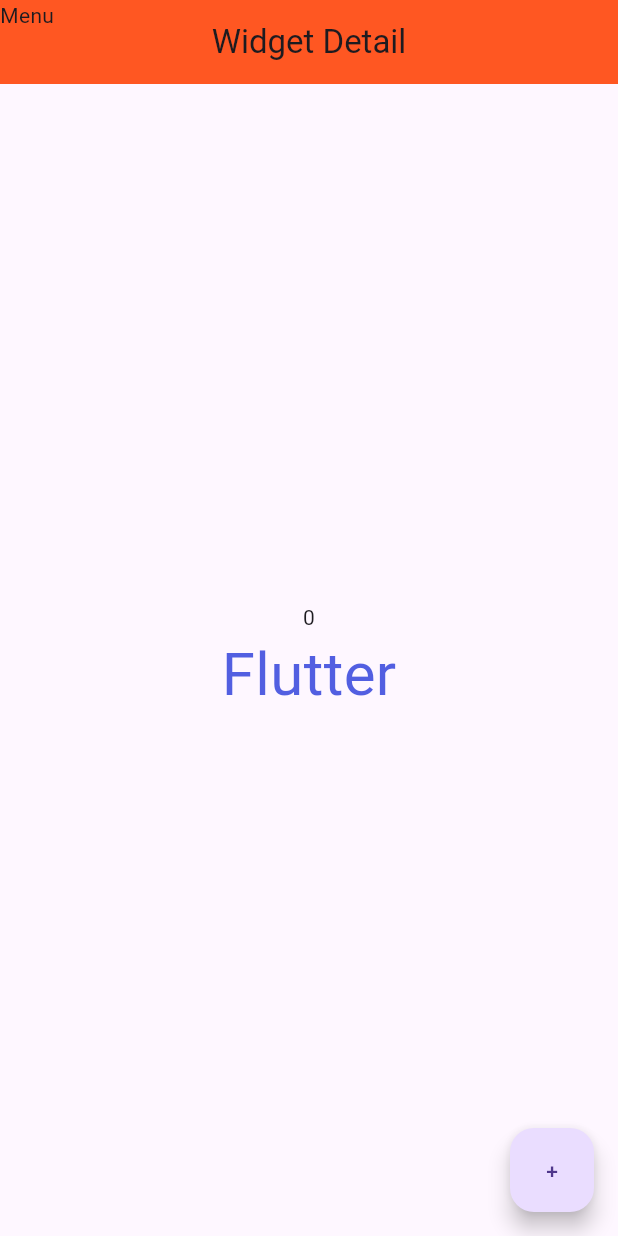
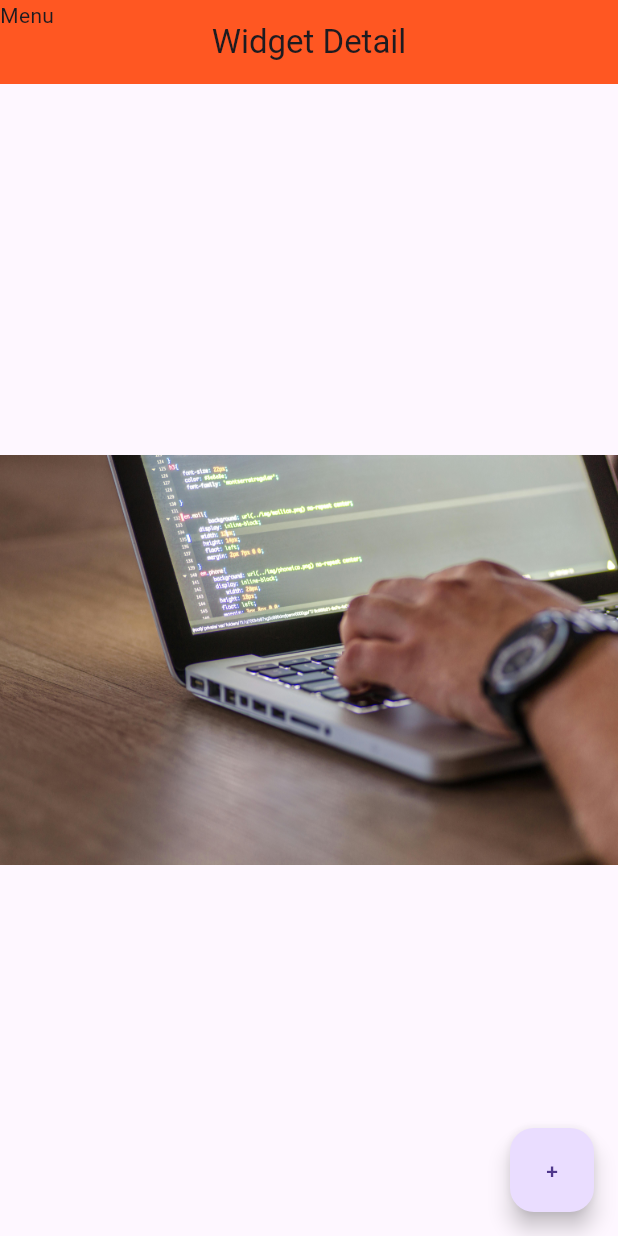
Before and after one commit to foreverxxxxxx/Flutter, a Flutter app: the screen it shows after launch, on a phone screen of 412 x 824 dp. Run offline on Flutter 3.47's test engine with Material 3 defaults, Android fonts, the phone set to English and light mode, and no system bars; our stand-ins replace google_fonts; Roboto replaces fonts that are missing (Acme).

Commit message:
Images added by downloading.

```diff
--- a/flutter_project/lib/main.dart
+++ b/flutter_project/lib/main.dart
@@ -1,7 +1,6 @@
 import 'package:flutter/material.dart';
-import 'package:flutter_project/constants/colors.dart';
+
 import 'package:google_fonts/google_fonts.dart';
-import 'package:hexcolor/hexcolor.dart';
 
 void main() {
   runApp(const WidgetDetail());
@@ -27,17 +26,9 @@ class _WidgetDetailState extends State<WidgetDetail> {
           backgroundColor: Colors.deepOrange,
           leading: const Text("Menu"),
         ),
-        body: Center(
-          child: Column(
-            mainAxisAlignment: MainAxisAlignment.center,
-            children: [
-              Text(value.toString()),
-              Text(
-                "Flutter",
-                style: GoogleFonts.acme(
-                    fontSize: 40, color: HexColor(primaryColor)),
-              ),
-            ],
+        body: const Center(
+          child: Image(
+            image: AssetImage("lib/assets/images/image-2.jpg"),
           ),
         ),
         floatingActionButton: FloatingActionButton(
--- a/flutter_project/pubspec.yaml
+++ b/flutter_project/pubspec.yaml
@@ -61,9 +61,9 @@ flutter:
   uses-material-design: true
 
   # To add assets to your application, add an assets section, like this:
-  # assets:
-  #   - images/a_dot_burr.jpeg
-  #   - images/a_dot_ham.jpeg
+  assets:
+    - lib/assets/images
+
 
   # An image asset can refer to one or more resolution-specific "variants", see
   # https://flutter.dev/to/resolution-aware-images
```
Also changed, not shown: flutter_project/lib/assets/images/image-1.jpg (added), flutter_project/lib/assets/images/image-2.jpg (added).
